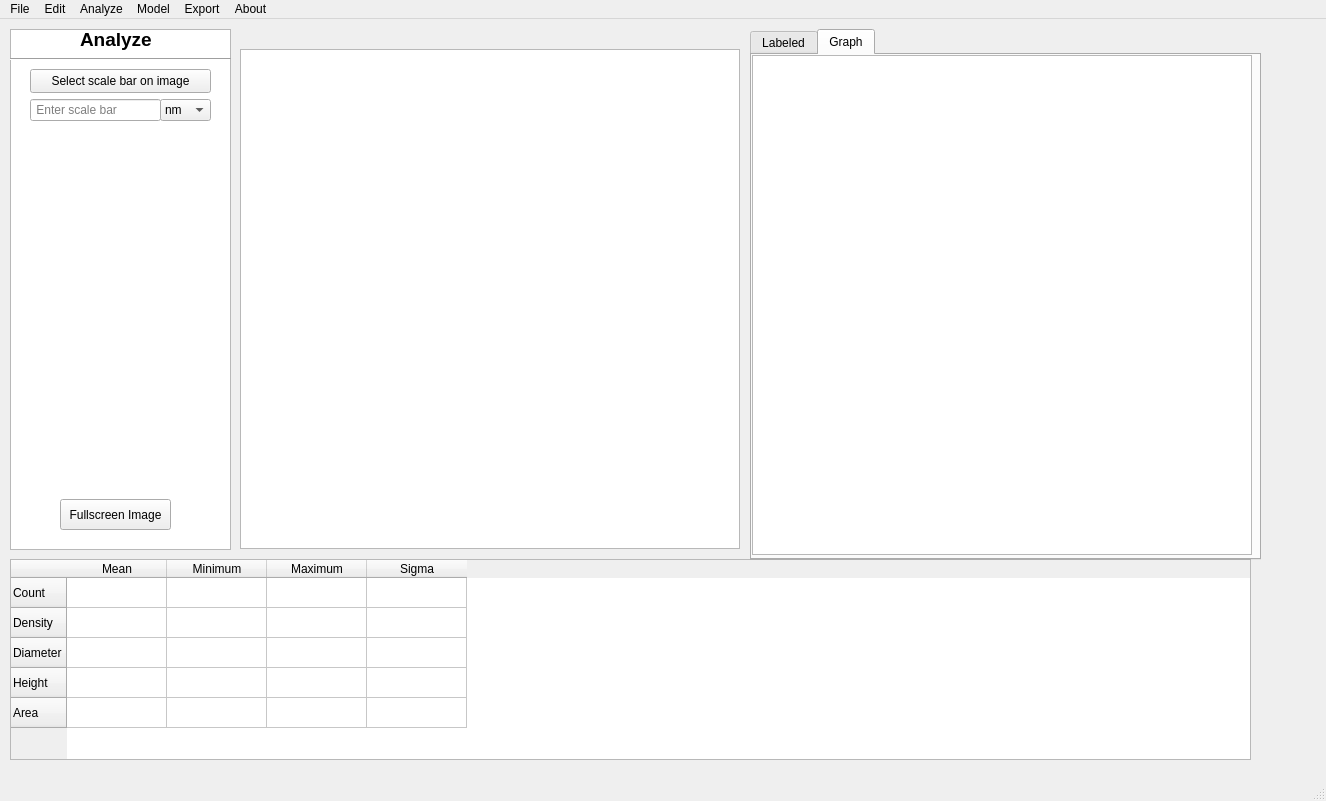
Old version of the form src/gui/ui_designs/gui_prototype1.2_graphics_view.ui in the repository Nikolajkng/NanoparticleAnalysis.
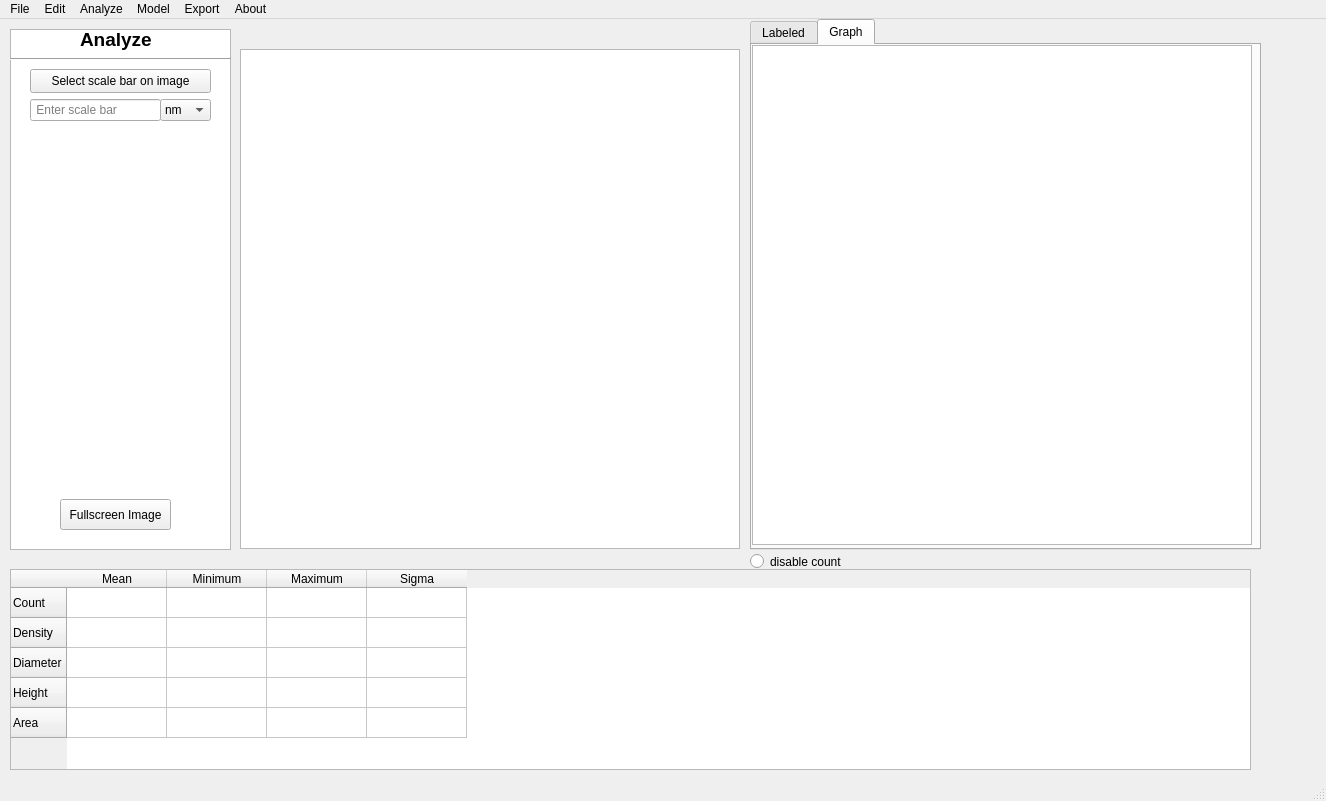
New version of the form.

The edit to the form file:
```diff
--- a/src/gui/ui_designs/gui_prototype1.2_graphics_view.ui
+++ b/src/gui/ui_designs/gui_prototype1.2_graphics_view.ui
@@ -46,7 +46,7 @@
     <property name="geometry">
      <rect>
       <x>10</x>
-      <y>540</y>
+      <y>550</y>
       <width>1241</width>
       <height>201</height>
      </rect>
@@ -210,7 +210,7 @@
     <property name="geometry">
      <rect>
       <x>750</x>
-      <y>10</y>
+      <y>0</y>
       <width>511</width>
       <height>531</height>
      </rect>
@@ -420,6 +420,19 @@
      <string>Fullscreen Image</string>
     </property>
    </widget>
+   <widget class="QRadioButton" name="radioButton">
+    <property name="geometry">
+     <rect>
+      <x>750</x>
+      <y>530</y>
+      <width>109</width>
+      <height>25</height>
+     </rect>
+    </property>
+    <property name="text">
+     <string>disable count</string>
+    </property>
+   </widget>
   </widget>
   <widget class="QMenuBar" name="menubar">
    <property name="geometry">
```
Left out of the diff: 2 changed lines with no effect on the pictures.
